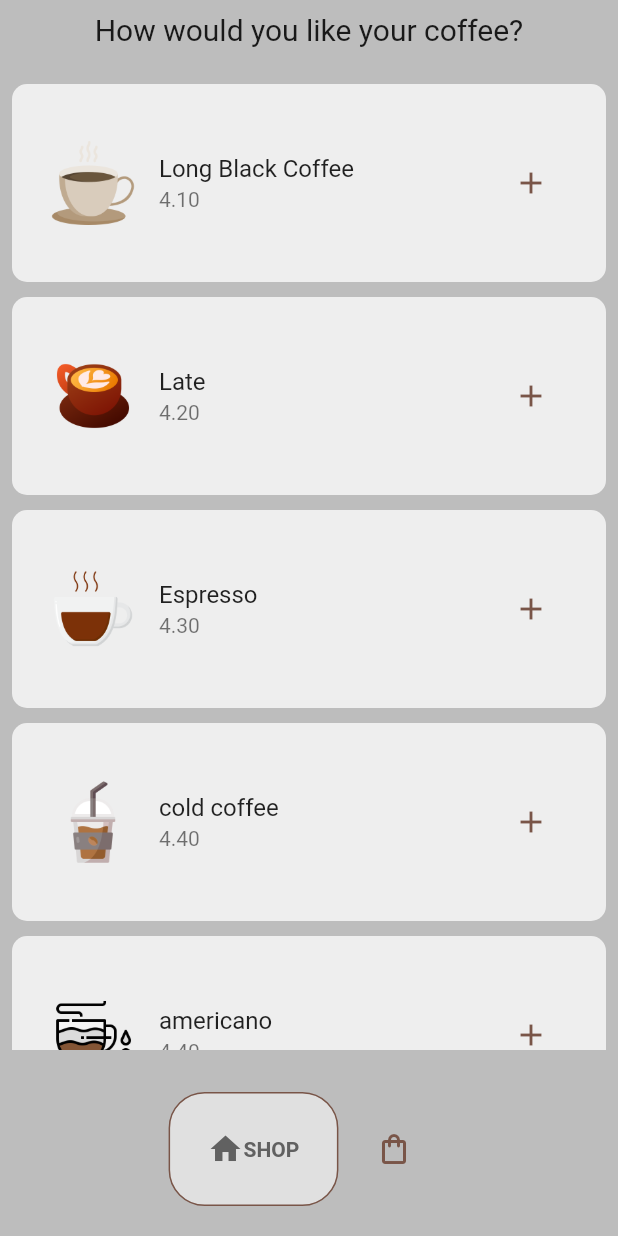
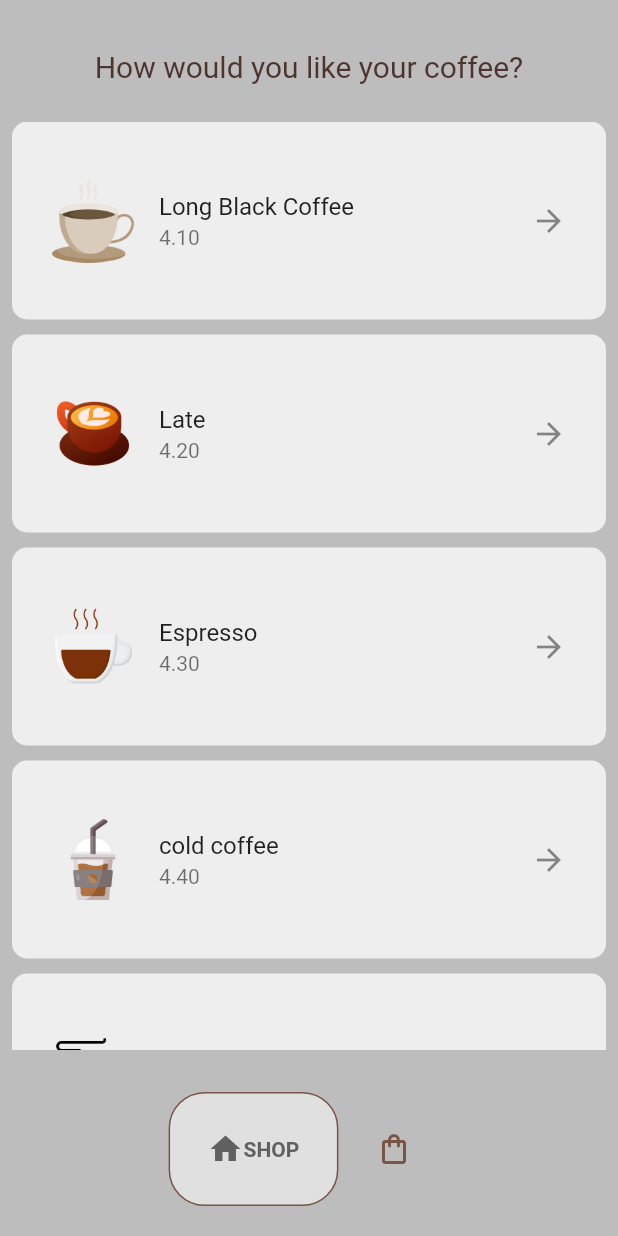
Before and after one commit to AbhiramR2562/coffeeshop, a Flutter app: the screen it shows after launch, after a tap on "Shop Now", on a phone screen of 412 x 824 dp. Run offline on Flutter 3.47's test engine with Material 2 defaults, Android fonts, the phone set to English and light mode, and no system bars; drawn by our look-alikes of google_nav_bar.

Commit message:
intro screen and quantity screen added

```diff
--- a/lib/components/coffee_tile.dart
+++ b/lib/components/coffee_tile.dart
@@ -4,17 +4,20 @@ import 'package:flutter/material.dart';
 class CoffeeTile extends StatelessWidget {
   final Coffee coffee;
   void Function()? onPressed;
-  final Widget icon;
+  final Widget trailing;
+
   CoffeeTile({
     super.key,
     required this.coffee,
     required this.onPressed,
-    required this.icon,
+    required this.trailing,
   });
 
   @override
   Widget build(BuildContext context) {
-    return Container(
+    return GestureDetector(
+      onTap: onPressed,
+      child: Container(
         decoration: BoxDecoration(
             color: Colors.grey[200], borderRadius: BorderRadius.circular(10)),
         margin: const EdgeInsets.only(bottom: 10),
@@ -23,9 +26,7 @@ class CoffeeTile extends StatelessWidget {
           title: Text(coffee.name),
           subtitle: Text(coffee.price),
           leading: Image.asset(coffee.imagePath),
-        trailing: IconButton(
-          icon: icon,
-          onPressed: onPressed,
+          trailing: trailing,
         ),
       ),
     );
--- a/lib/main.dart
+++ b/lib/main.dart
@@ -1,5 +1,4 @@
 import 'package:cofee_shop/models/coffee_shop.dart';
-import 'package:cofee_shop/pages/home_page.dart';
 
 import 'package:cofee_shop/pages/splash_screen.dart';
 import 'package:flutter/material.dart';
@@ -17,8 +16,9 @@ class MyApp extends StatelessWidget {
   Widget build(BuildContext context) {
     return ChangeNotifierProvider(
       create: (context) => CoffeeShop(),
-      builder: (context, child) => const MaterialApp(
+      builder: (context, child) => MaterialApp(
         debugShowCheckedModeBanner: false,
+        theme: ThemeData(primarySwatch: Colors.brown),
         home: SplashScreen(),
       ),
     );
--- a/lib/pages/intro_home_page.dart
+++ b/lib/pages/intro_home_page.dart
@@ -13,6 +13,9 @@ class IntroHomePage extends StatelessWidget {
           padding: const EdgeInsets.symmetric(horizontal: 25.0),
           child: Column(
             children: [
+              const SizedBox(
+                height: 100,
+              ),
               // Logo
               Padding(
                 padding: const EdgeInsets.all(25.0),
--- a/lib/pages/shop_page.dart
+++ b/lib/pages/shop_page.dart
@@ -1,7 +1,7 @@
 import 'package:cofee_shop/components/coffee_tile.dart';
 import 'package:cofee_shop/models/coffee.dart';
 import 'package:cofee_shop/models/coffee_shop.dart';
-import 'package:cofee_shop/pages/cart_page.dart';
+import 'package:cofee_shop/pages/order_page.dart';
 import 'package:flutter/material.dart';
 import 'package:provider/provider.dart';
 
@@ -13,16 +13,15 @@ class ShopPage extends StatefulWidget {
 }
 
 class _ShopPageState extends State<ShopPage> {
-  // Add coffee to cart
-  void addToCart(Coffee coffee) {
-    // Sdd to cart
-    Provider.of<CoffeeShop>(context, listen: false).addItemToCart(coffee);
-
-    // Let user know it add been successfully added
-    showDialog(
-      context: context,
-      builder: (context) => AlertDialog(
-        title: Text("Successfully added to cart"),
+  // user select a coffee, go to order page
+  void goToOrderPage(Coffee coffee) {
+    // navigate to order page
+    Navigator.push(
+      context,
+      MaterialPageRoute(
+        builder: (context) => orderPAge(
+          coffee: coffee,
+        ),
       ),
     );
   }
@@ -35,10 +34,14 @@ class _ShopPageState extends State<ShopPage> {
           padding: const EdgeInsets.all(8.0),
           child: Column(
             children: [
+              const SizedBox(
+                height: 25,
+              ),
+
               // Heading message
               Text(
                 "How would you like your coffee?",
-                style: TextStyle(fontSize: 20),
+                style: TextStyle(fontSize: 20, color: Colors.brown[800]),
               ),
 
               const SizedBox(
@@ -56,11 +59,8 @@ class _ShopPageState extends State<ShopPage> {
                       // Return the tile coffee
                       return CoffeeTile(
                         coffee: eachCoffee,
-                        icon: Icon(
-                          Icons.add,
-                          color: Colors.brown,
-                        ),
-                        onPressed: () => addToCart(eachCoffee),
+                        onPressed: () => goToOrderPage(eachCoffee),
+                        trailing: Icon(Icons.arrow_forward),
                       );
                     }),
               )
--- a/lib/pages/splash_screen.dart
+++ b/lib/pages/splash_screen.dart
@@ -2,8 +2,6 @@ import 'dart:async';
 
 import 'package:cofee_shop/pages/intro_home_page.dart';
 import 'package:flutter/material.dart';
-
-import 'home_page.dart';
 
 class SplashScreen extends StatefulWidget {
   const SplashScreen({super.key});
@@ -37,6 +35,9 @@ class _SplashScreenState extends State<SplashScreen> {
       body: Center(
         child: Column(
           children: [
+            const SizedBox(
+              height: 100,
+            ),
             // icon
             Padding(
               padding: const EdgeInsets.all(25.0),
```
Also changed, not shown: lib/pages/cart_page.dart (+3 -6 lines), lib/pages/order_page.dart (added, +165 -0 lines), 7 other files. Lines whose indentation alone changed are shown as unchanged.
